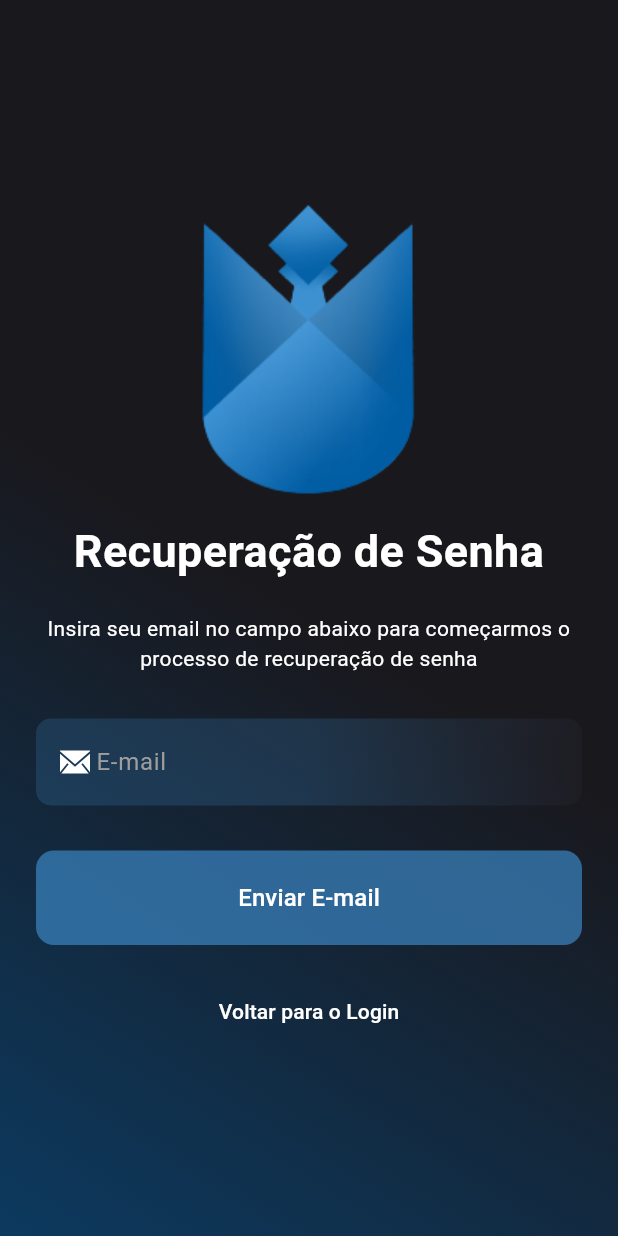
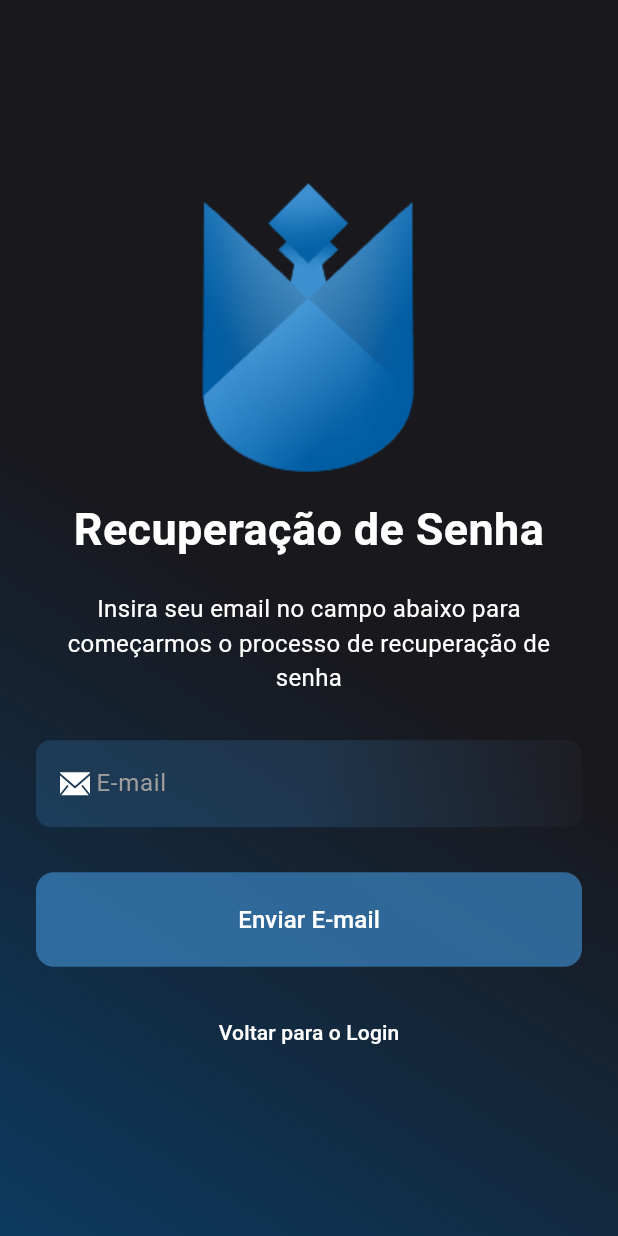
Before and after one commit to jurai-git/jurai-mobile, a Flutter app: the ForgetPassword screen opened directly, on a phone screen of 412 x 824 dp. Run offline on Flutter 3.47's test engine with Material 3 defaults, Android fonts, the phone set to English and light mode, and no system bars; our stand-ins replace auto_size_text, carousel_slider, either_dart, file_picker, flutter_riverpod, flutter_secure_storage and 5 more; accounts and stored records are empty; generated files the repository leaves out were written again; Roboto replaces fonts that are missing (MPLUSRounded1c).

Commit message:
refactor: add horizontal margin to forget password text

```diff
--- a/lib/features/auth/view/pages/forget_password.dart
+++ b/lib/features/auth/view/pages/forget_password.dart
@@ -115,7 +115,10 @@ class _ForgetPasswordState extends ConsumerState<ForgetPassword> {
                   ),
                   Text("Recuperação de Senha", style: TextStyle(color: Colors.white, fontSize: 30, fontWeight: FontWeight.bold), textAlign: TextAlign.center,),
                   SizedBox(height: 20,),
-                  Text("Insira seu email no campo abaixo para começarmos o processo de recuperação de senha", style: TextStyle(color: Colors.white), textAlign: TextAlign.center,),
+                  Container(
+                    margin: EdgeInsets.symmetric(horizontal: 12),
+                    child: Text("Insira seu email no campo abaixo para começarmos o processo de recuperação de senha", style: TextStyle(color: Colors.white, fontSize: 16), textAlign: TextAlign.center,),
+                  ),
                   SizedBox(height: 20,),
                   Form(
                     key: _formKey,
```
